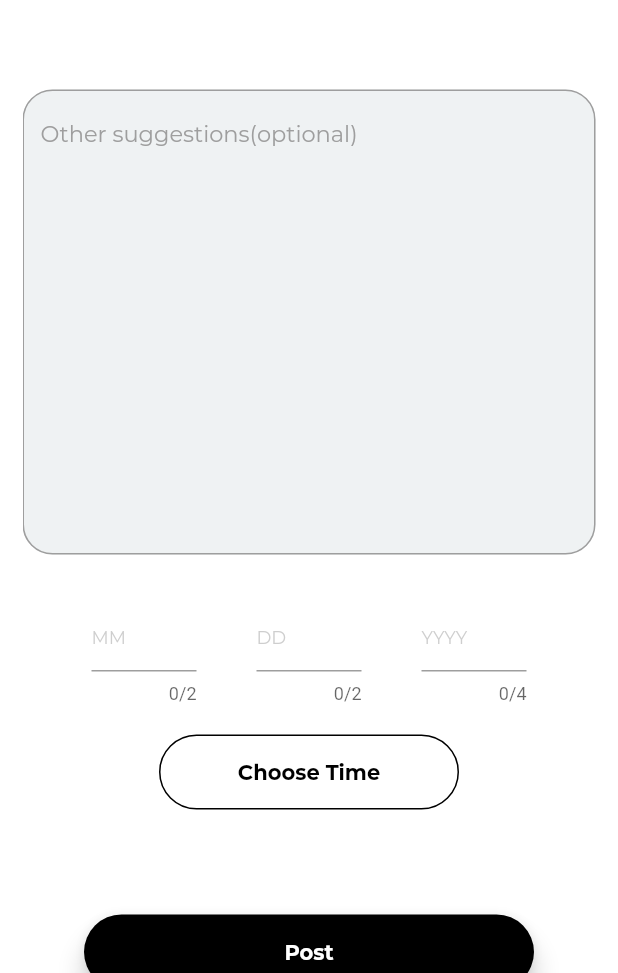
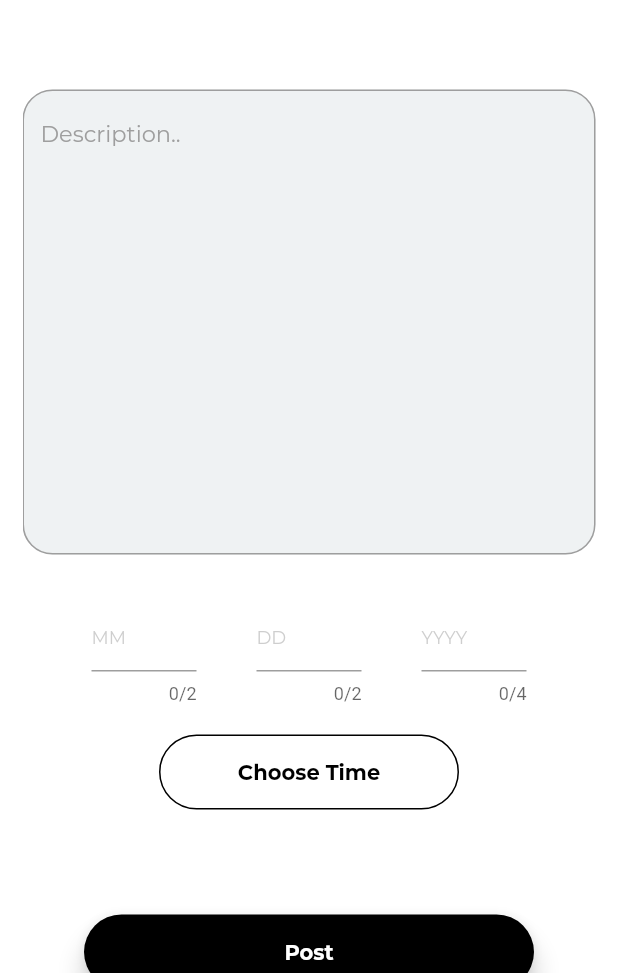
Before and after one commit to Divinoart/ride, a Flutter app: the PostRideScreen screen opened directly, on a phone screen of 412 x 824 dp, the part 263-1236 px from its top. Run offline on Flutter 3.47's test engine with Material 2 defaults, Android fonts, the phone set to English and light mode, and no system bars; our stand-ins replace firebase_auth, firebase_core; accounts and stored records are empty; project files that could hold a hidden picture were left out.

Commit message:
More UI fixes

```diff
--- a/lib/ui/ride/post_ride_screen.dart
+++ b/lib/ui/ride/post_ride_screen.dart
@@ -8,6 +8,8 @@ class PostRideScreen extends StatefulWidget {
 }
 
 class _PostRideScreenState extends State<PostRideScreen> {
+  final GlobalKey<FormState> _formKey = GlobalKey();
+
   @override
   Widget build(BuildContext context) {
     final Size deviceSize = MediaQuery.of(context).size;
@@ -67,6 +69,11 @@ class _PostRideScreenState extends State<PostRideScreen> {
               SizedBox(
                 height: 60,
               ),
+              Form(
+                key: _formKey,
+                autovalidateMode: AutovalidateMode.onUserInteraction,
+                child: Column(
+                  children: [
                     TextField(
                       maxLines: 15,
                       style: TextStyle(
@@ -76,7 +83,7 @@ class _PostRideScreenState extends State<PostRideScreen> {
                       decoration: InputDecoration(
                         fillColor: Colors.blueGrey.withOpacity(0.1),
                         filled: true,
-                  hintText: 'Other suggestions(optional)',
+                        hintText: 'Description..',
                         hintStyle: TextStyle(
                             color: Colors.grey,
                             fontSize: 15,
@@ -235,6 +242,7 @@ class _PostRideScreenState extends State<PostRideScreen> {
                                             color: Colors.white,
                                             fontWeight: FontWeight.bold,
                                             fontFamily: 'Montserrat')))))),
+              ])),
               SizedBox(
                 height: 70,
               ),
```
Lines whose indentation alone changed are shown as unchanged.
